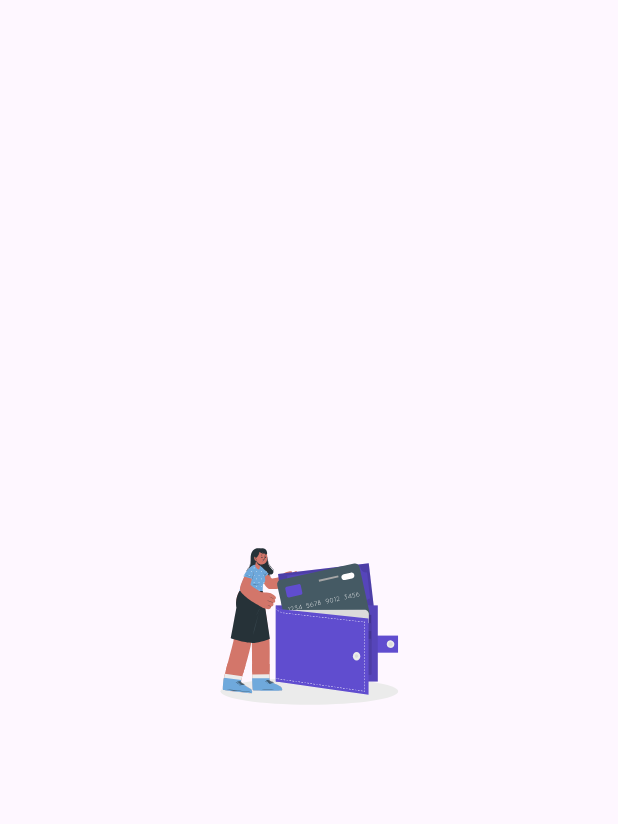
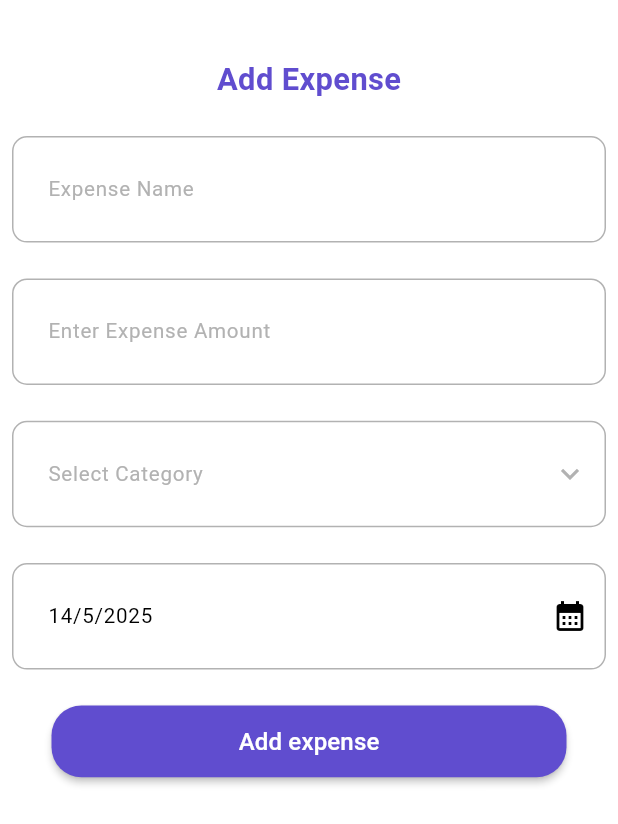
Before and after one commit to AMIRAMOHMED/Expense-Tracker, a Flutter app: the screen it shows after launch, on a phone screen of 412 x 824 dp. Shown: the top 824 px of the screen. Run offline on Flutter 3.47's test engine with Material 3 defaults, Android fonts, the phone set to English and light mode, and no system bars; our stand-ins replace equatable, flutter_bloc, flutter_screenutil, get_it, sqflite; accounts and stored records are empty.

Commit message:
refactor AddExpenseScreen to use state management, implement category selection, and enhance UI with custom widgets

```diff
--- a/lib/core/helper/database_helper.dart
+++ b/lib/core/helper/database_helper.dart
@@ -15,10 +15,10 @@ class DatabaseHelper {
     final path = join(await getDatabasesPath(), 'expenses.db');
     return await openDatabase(
       path,
-      version: 2,
+      version: 1,
       onCreate: (db, version) {
         return db.execute(
-          'CREATE TABLE $tableName(id INTEGER PRIMARY KEY AUTOINCREMENT, title TEXT, amount REAL, date TEXT, category INTEGER)',
+          'CREATE TABLE $tableName(id INTEGER PRIMARY KEY AUTOINCREMENT, name TEXT, amount REAL, date TEXT, categoryId INTEGER)',
         );
       },
     );
--- a/lib/core/routing/app_router.dart
+++ b/lib/core/routing/app_router.dart
@@ -3,6 +3,7 @@ import 'package:expense_tracker/presentation/screens/dashboard_screen.dart';
 import 'package:flutter/material.dart';
 import 'package:flutter_bloc/flutter_bloc.dart';
 
+import '../../domain/logic/add_expense_cubit.dart';
 import '../../domain/logic/expense_cubit.dart';
 import '../../presentation/screens/add_expense_screen.dart';
 import '../di/service_locator.dart';
@@ -17,7 +18,7 @@ class AppRouter {
         return MaterialPageRoute(
           builder:
               (_) => BlocProvider(
-                create: (context) => getIt<ExpenseCubit>(),
+                create: (context) => getIt<AddExpenseCubit>(),
                 child: const AddExpenseScreen(),
               ),
         );
--- a/lib/core/theming/colors.dart
+++ b/lib/core/theming/colors.dart
@@ -1,14 +1,16 @@
 import 'dart:ui';
 
-class AppColors {
+class AppColors{
   static const Color primaryColor = Color(0xFF604DCF);
   static const Color greyB2 = Color(0xFFB2B2B2);
-  static const Color grey5E = Color(0xFF5E5E5E);
+  static const Color greyF4 = Color(0xFFF4F4F4);
+  static const Color grey26 = Color(0xFF263238);
+  static const Color grey73 = Color(0xFF737373);
   static const Color whiteFF = Color(0xFFFFFFFF);
+  static const Color black1E = Color(0xff1E1E1E);
   static const Color black00 = Color(0xff000000);
   static const Color purpleF2 = Color(0xFFE1DEF2);
-  static const Color redEB = Color(0xffEB4335);
-  static const Color green4B = Color(0xff4CAF50);
-  static const Color orangeEB = Color(0xffEB8135);
-  static const Color blue6F = Color(0xFF6FA9DC);
+  static const Color redEB = Color(0xFFEB5757);
+
+
 }
--- a/lib/core/theming/styles.dart
+++ b/lib/core/theming/styles.dart
@@ -6,20 +6,23 @@ import 'colors.dart';
 class TextStyles {
   TextStyles._();
 
-  static TextStyle tiny = TextStyle(fontSize: 10.sp, color: AppColors.grey5E);
+  static TextStyle tiny = TextStyle(fontSize: 10.sp, color: AppColors.black00);
 
-  static TextStyle small = TextStyle(fontSize: 12, color: AppColors.black00);
+  static TextStyle small = TextStyle(fontSize: 12.sp, color: AppColors.black00);
 
-  static TextStyle regular = TextStyle(fontSize: 14, color: AppColors.black00);
+  static TextStyle regular = TextStyle(
+    fontSize: 14.sp,
+    color: AppColors.black00,
+  );
 
   static TextStyle bold = TextStyle(
-    fontSize: 14,
+    fontSize: 14.sp,
     fontWeight: FontWeight.bold,
     color: AppColors.primaryColor,
   );
 
   static TextStyle title = TextStyle(
-    fontSize: 18,
+    fontSize: 18.sp,
     fontWeight: FontWeight.w600,
     color: AppColors.black00,
   );
--- a/lib/data/models/category_model.dart
+++ b/lib/data/models/category_model.dart
@@ -1,17 +1,20 @@
+import 'package:flutter/material.dart';
+
 class CategoryModel {
   final int id;
   final String name;
-  final String icon;
+  final IconData icon;
 
   CategoryModel({
     required this.id,
     required this.name,
     required this.icon,
   });
+
   static List<CategoryModel> categories = [
-    CategoryModel(id: 1, name: 'Food', icon: 'Icons.fastfood'),
-    CategoryModel(id: 2, name: 'Transport & fuel', icon: 'Icons.directions_car'),
-    CategoryModel(id: 3, name: 'Shopping', icon: 'Icons.shopping_cart'),
-    CategoryModel(id: 4, name: 'Bills', icon: 'Icons.receipt'),
+    CategoryModel(id: 1, name: 'Food', icon: Icons.fastfood),
+    CategoryModel(id: 2, name: 'Transport & fuel', icon: Icons.directions_car),
+    CategoryModel(id: 3, name: 'Shopping', icon: Icons.shopping_cart),
+    CategoryModel(id: 4, name: 'Bills', icon: Icons.receipt),
   ];
 }
--- a/lib/data/models/expense_model.dart
+++ b/lib/data/models/expense_model.dart
@@ -5,14 +5,14 @@ part 'expense_model.g.dart';
 @JsonSerializable()
 class ExpenseModel {
   final int? id;
-  final String title;
+  final String name;
   final double amount;
   final String date;
   final int categoryId;
 
   ExpenseModel({
     this.id,
-    required this.title,
+    required this.name,
     required this.amount,
     required this.date,
     required this.categoryId,
--- a/lib/data/repositories/expense_repository_impl.dart
+++ b/lib/data/repositories/expense_repository_impl.dart
@@ -16,7 +16,7 @@ class ExpenseRepositoryImpl implements ExpenseRepository {
     final expenses = await localDataSource.getExpenses();
     return expenses.where((expense) {
       bool matchesSearch =
-          searchQuery == null || expense.title.contains(searchQuery);
+          searchQuery == null || expense.name.contains(searchQuery);
       DateTime expenseDate = DateTime.parse(expense.date);
       bool matchesDate =
           (startDate == null || expenseDate.compareTo(startDate) >= 0) &&
--- a/lib/main.dart
+++ b/lib/main.dart
@@ -6,7 +6,7 @@ import 'core/routing/app_router.dart';
 import 'core/routing/routes.dart';
 
 void main() async {
-  await ScreenUtil.ensureScreenSize();
+  WidgetsFlutterBinding.ensureInitialized();
   setup();
   runApp(const MyApp());
 }
@@ -16,10 +16,17 @@ class MyApp extends StatelessWidget {
 
   @override
   Widget build(BuildContext context) {
-    return MaterialApp(
-      debugShowCheckedModeBanner: false,
-      onGenerateRoute: AppRouter().generateRoute,
-      initialRoute: Routes.addExpenseScreen,
+    return ScreenUtilInit(
+      designSize: Size(360, 690),
+      minTextAdapt: true,
+      splitScreenMode: true,
+      builder: (context, child) {
+        return MaterialApp(
+          debugShowCheckedModeBanner: false,
+          onGenerateRoute: AppRouter().generateRoute,
+          initialRoute: Routes.addExpenseScreen,
+        );
+      },
     );
   }
 }
--- a/lib/presentation/screens/add_expense_screen.dart
+++ b/lib/presentation/screens/add_expense_screen.dart
@@ -1,15 +1,117 @@
+import 'package:expense_tracker/domain/logic/add_expense_cubit.dart';
 import 'package:flutter/material.dart';
-import "package:flutter_svg/flutter_svg.dart";
+import 'package:flutter_bloc/flutter_bloc.dart';
+import 'package:flutter_screenutil/flutter_screenutil.dart';
+import 'package:intl/intl.dart';
 
-import '../../core/theming/AppAssets.dart';
+import '../../core/theming/colors.dart';
+import '../../core/theming/styles.dart';
+import '../../data/models/category_model.dart';
+import '../../data/models/expense_model.dart';
+import '../widgets/category_dropdown_field.dart';
+import '../widgets/custom_button.dart';
+import '../widgets/custom_text_form_field.dart';
+import '../widgets/date_picker_text_field.dart';
 
-class AddExpenseScreen extends StatelessWidget {
+class AddExpenseScreen extends StatefulWidget {
   const AddExpenseScreen({super.key});
 
   @override
+  State<AddExpenseScreen> createState() => _AddExpenseScreenState();
+}
+
+class _AddExpenseScreenState extends State<AddExpenseScreen> {
+  TextEditingController nameController = TextEditingController();
+  TextEditingController amountController = TextEditingController();
+  TextEditingController dataController = TextEditingController();
+  int? categoryId;
+
+
+  final formKey = GlobalKey<FormState>();
+
+  @override
   Widget build(BuildContext context) {
+    dataController = TextEditingController(text: DateFormat('d/M/y').format(DateTime.now()),
+    );
     return SafeArea(
-      child: Scaffold(body: Center(child: SvgPicture.asset(AppAssets.wallet))),
+      child: Scaffold(
+        backgroundColor: AppColors.whiteFF,
+        body: SingleChildScrollView(
+          child: Padding(
+            padding: const EdgeInsets.all(8.0),
+            child: Form(
+              key: formKey,
+              child: Column(
+                crossAxisAlignment: CrossAxisAlignment.start,
+                children: [
+                  SizedBox(height: 25.h),
+                  Center(child: Text("Add Expense", style: TextStyles.title.copyWith(color: AppColors.primaryColor))),
+                  SizedBox(height: 20.h),
+                  CustomTextFormField(
+                    textFieldController: nameController,
+                    validator: (value) {
+                      if (value == null || value.isEmpty) {
+                        return " Please Enter Your Expense Name ";
+                      }
+                    },
+                    hintText: "Expense Name",
+                  ),
+                  SizedBox(height: 20.h),
+
+                  CustomTextFormField(
+                    textFieldController: amountController,
+                    hintText: "Enter Expense Amount",
+                    keyboardType: TextInputType.number,
+                    validator: (value) {
+                      if (value == null || value.isEmpty) {
+                        return "Please Enter Your Expense Amount";
+                      }
+                    },
+
+                  ),
+                  SizedBox(height: 20.h),
+
+                  CategoryDropdownField(
+                    categories: CategoryModel.categories,
+                    onCategorySelected: (id) {
+                      setState(() {
+                        categoryId = id;
+                      });
+                      // use id
+                    },
+                  ),
+                  SizedBox(height: 20.h),
+                  DatePickerTextField(
+                    dateController: dataController,
+                  ),
+                  SizedBox(height: 20.h),
+                  CustomButton(
+                    onPressed: () {
+                      if (formKey.currentState!.validate() && categoryId != null) {
+                        debugPrint("form is valid");
+                        context
+                            .read<AddExpenseCubit>()
+                            .addExpense(
+                            ExpenseModel(
+                          name: nameController.text,
+                          amount: double.parse(amountController.text),
+                          categoryId: categoryId!,
+                          date: dataController.text,
+                        ));
+
+                      } else {
+                        debugPrint("form is not valid");
+                      }
+                    },
+                    text: "Add expense",
+                  ),
+                  SizedBox(height: 8.h),
+                ],
+              ),
+            ),
+          ),
+        ),
+      ),
     );
   }
 }
--- /dev/null
+++ b/lib/presentation/widgets/category_dropdown_field.dart
@@ -0,0 +1,107 @@
+import 'package:flutter/material.dart';
+
+import '../../core/theming/colors.dart';
+import '../../core/theming/styles.dart';
+import '../../data/models/category_model.dart';
+import '../widgets/custom_text_form_field.dart';
+
+class CategoryDropdownField extends StatefulWidget {
+  final Function(int selectedId) onCategorySelected;
+  final List<CategoryModel> categories;
+  final String? Function(CategoryModel?)? validator;
+
+  const CategoryDropdownField({
+    super.key,
+    required this.onCategorySelected,
+    required this.categories,
+    this.validator,
+  });
+
+  @override
+  State<CategoryDropdownField> createState() => _CategoryDropdownFieldState();
+}
+
+class _CategoryDropdownFieldState extends State<CategoryDropdownField> {
+  CategoryModel? _selectedCategory;
+  bool _isExpanded = false;
+  final TextEditingController _textController = TextEditingController();
+  final GlobalKey<FormFieldState> _fieldKey = GlobalKey<FormFieldState>();
+
+  void _toggleDropdown() {
+    setState(() {
+      _isExpanded = !_isExpanded;
+    });
+  }
+
+  void _selectCategory(CategoryModel category) {
+    setState(() {
+      _selectedCategory = category;
+      _textController.text = category.name;
+      _isExpanded = false;
+    });
+    widget.onCategorySelected(category.id);
+    _fieldKey.currentState?.validate();
+  }
+
+  @override
+  void dispose() {
+    _textController.dispose();
+    super.dispose();
+  }
+
+  @override
+  Widget build(BuildContext context) {
+    return Column(
+      crossAxisAlignment: CrossAxisAlignment.start,
+      children: [
+        GestureDetector(
+          onTap: _toggleDropdown,
+          child: FormField<CategoryModel>(
+            key: _fieldKey,
+            validator: widget.validator,
+            builder: (fieldState) {
+              return Column(
+                crossAxisAlignment: CrossAxisAlignment.start,
+                children: [
+                  CustomTextFormField(
+                    textFieldController: _textController,
+                    hintText: 'Select Category',
+                    readOnly: true,
+                    suffixIcon: Icon(
+                      _isExpanded
+                          ? Icons.keyboard_arrow_up
+                          : Icons.keyboard_arrow_down,
+                      color: AppColors.greyB2,
+                    ),
+                    onTap: _toggleDropdown,
+                  ),
+                ],
+              );
+            },
+          ),
+        ),
+        if (_isExpanded)
+          Container(
+            margin: const EdgeInsets.only(top: 4),
+            decoration: BoxDecoration(
+              color: AppColors.whiteFF,
+              border: Border.all(color: AppColors.greyB2),
+              borderRadius: BorderRadius.circular(10),
+            ),
+            child: ListView.builder(
+              shrinkWrap: true,
+              itemCount: widget.categories.length,
+              itemBuilder: (context, index) {
+                final category = widget.categories[index];
+                return ListTile(
+                  onTap: () => _selectCategory(category),
+                  leading: Icon(category.icon, color: AppColors.black00),
+                  title: Text(category.name, style: TextStyles.small),
+                );
+              },
+            ),
+          ),
+      ],
+    );
+  }
+}
--- /dev/null
+++ b/lib/presentation/widgets/custom_button.dart
@@ -0,0 +1,32 @@
+import 'package:flutter/material.dart';
+import 'package:flutter_screenutil/flutter_screenutil.dart';
+
+import '../../core/theming/colors.dart';
+import '../../core/theming/styles.dart';
+
+class CustomButton extends StatelessWidget {
+  final Color color;
+  final void Function()? onPressed;
+  final String text;
+
+  const CustomButton({
+    super.key,
+    required this.onPressed,
+    this.color = AppColors.primaryColor,
+    this.text = 'text',
+  });
+
+  @override
+  Widget build(BuildContext context) {
+    return Center(
+      child: MaterialButton(
+        color: color,
+        minWidth: 300.w,
+        height: 40.h,
+        shape: RoundedRectangleBorder(borderRadius: BorderRadius.circular(20) ),
+        onPressed: onPressed,
+        child: Text(text, style: TextStyles.regular.copyWith(color: AppColors.whiteFF),),
+      ),
+    );
+  }
+}
--- /dev/null
+++ b/lib/presentation/widgets/custom_text_form_field.dart
@@ -0,0 +1,73 @@
+import 'package:flutter/material.dart';
+
+import '../../core/theming/colors.dart';
+import '../../core/theming/styles.dart';
+
+class CustomTextFormField extends StatelessWidget {
+  CustomTextFormField({
+    super.key,
+    this.hintText,
+    this.onChanged,
+    this.suffixIcon,
+    required this.textFieldController,
+    this.onTap,
+    this.errorText,
+    this.validator,
+    this.keyboardType = TextInputType.text,
+    this.readOnly = false,
+  });
+
+  String? hintText;
+  Function(String)? onChanged;
+  final Widget? suffixIcon;
+  bool readOnly = false;
+  TextInputType keyboardType;
+  final TextEditingController textFieldController;
+  final Function()? onTap;
+  final String? Function(String?)? validator;
+  String? errorText;
+
+  @override
+  Widget build(BuildContext context) {
+    return SizedBox(
+      child: TextFormField(
+        style: TextStyles.small,
+        enabled: true,
+        validator: validator != null ? (value) => validator!(value) : null,
+        keyboardType: keyboardType,
+        controller: textFieldController,
+        onChanged: onChanged,
+        readOnly: readOnly,
+        onTap: onTap,
+
+        decoration: InputDecoration(
+          filled: true,
+          contentPadding: const EdgeInsets.fromLTRB(20, 25, 20, 25),
+          fillColor: AppColors.whiteFF,
+          suffixIcon: suffixIcon,
+          hintText: hintText,
+          hintStyle: TextStyles.small.copyWith(color: AppColors.greyB2),
+          errorText: errorText,
+          enabledBorder: OutlineInputBorder(
+            borderRadius: BorderRadius.all(Radius.circular(10)),
+            borderSide: BorderSide(
+              color: errorText == null ? AppColors.greyB2 : AppColors.redEB,
+            ),
+          ),
+          focusedBorder: OutlineInputBorder(
+            borderRadius: BorderRadius.all(Radius.circular(10)),
+            borderSide: BorderSide(
+              color: errorText == null ? AppColors.greyB2 : AppColors.redEB,
+            ),
+          ),
+          border: OutlineInputBorder(
+            borderRadius: BorderRadius.all(Radius.circular(10)),
+            borderSide: BorderSide(
+              color: errorText == null ? AppColors. greyB2 : AppColors.redEB,
+            ),
+          ),
+        ),
+      ),
+    );
+  }
+}
--- /dev/null
+++ b/lib/presentation/widgets/date_picker_text_field.dart
@@ -0,0 +1,54 @@
+import 'package:flutter/material.dart';
+import 'package:intl/intl.dart';
+
+import '../../core/theming/colors.dart';
+import 'custom_text_form_field.dart';
+
+class DatePickerTextField extends StatefulWidget {
+  final TextEditingController dateController;
+  final String? Function(String?)? validator;
+
+  const DatePickerTextField({
+    super.key,
+    required this.dateController,
+    this.validator,
+  });
+
+  @override
+  State<DatePickerTextField> createState() => _DatePickerTextFieldState();
+}
+
+class _DatePickerTextFieldState extends State<DatePickerTextField> {
+  Future<void> _selectDate() async {
+    DateTime? selectedDate = await showDatePicker(
+      context: context,
+      firstDate: DateTime(2024),
+      lastDate: DateTime.now().add(Duration(days: 365)),
+    );
+    if (selectedDate != null) {
+      String formattedDate = DateFormat('yyyy-MM-dd').format(selectedDate);
+      widget.dateController.text = formattedDate;
+    }
+  }
+
+  @override
+  Widget build(BuildContext context) {
+    return InkWell(
+      onTap: _selectDate,
+      highlightColor: Colors.transparent,
+      splashColor: Colors.transparent,
+      child: AbsorbPointer(
+        child: CustomTextFormField(
+          hintText: "mm_dd_yyyy",
+          textFieldController: widget.dateController,
+          validator: widget.validator,
+          readOnly: true,
+          suffixIcon: IconButton(
+            icon: const Icon(Icons.calendar_month, color: AppColors.black00),
+            onPressed: _selectDate,
+          ),
+        ),
+      ),
+    );
+  }
+}
--- a/pubspec.yaml
+++ b/pubspec.yaml
@@ -11,7 +11,6 @@ dependencies:
   cupertino_icons: ^1.0.8
   fl_chart: ^1.0.0
   get_it: ^8.0.3
-  intl: ^0.18.0
   sqflite: ^2.4.2
   mockito: ^5.4.4
   mocktail: ^1.0.4
@@ -19,7 +18,7 @@ dependencies:
   flutter_screenutil: ^5.9.3
   equatable: ^2.0.7
   json_annotation: ^4.8.1
-
+  intl: ^0.20.2
 dev_dependencies:
   flutter_test:
     sdk: flutter
```
Also changed, not shown: lib/data/models/expense_model.g.dart (added), pubspec.lock (added), 3 other files.
